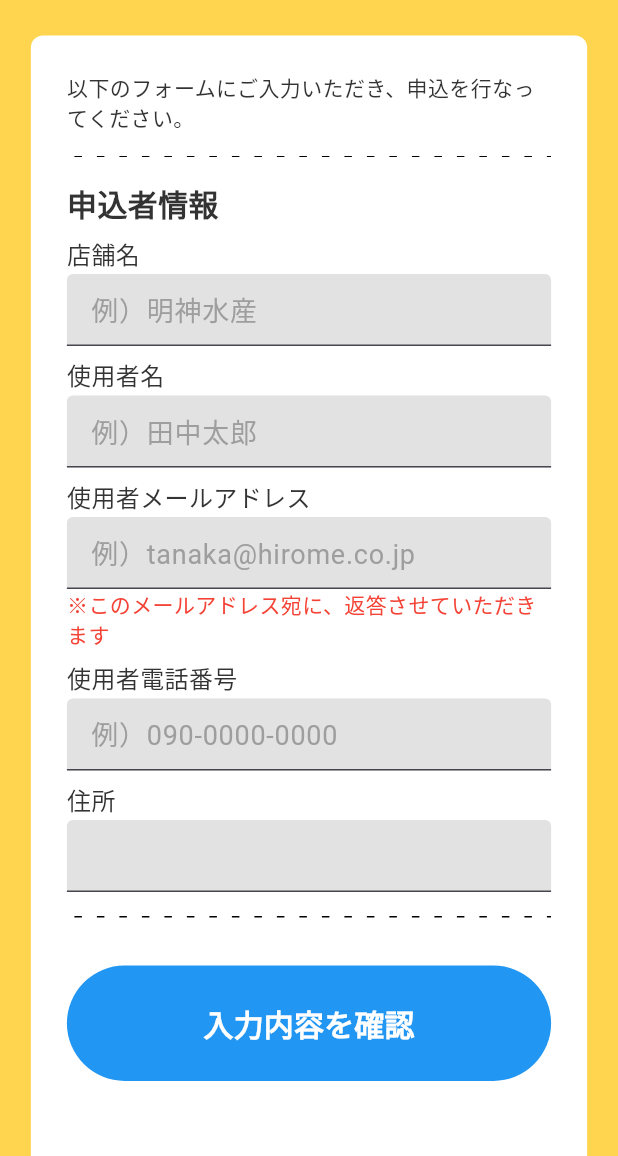
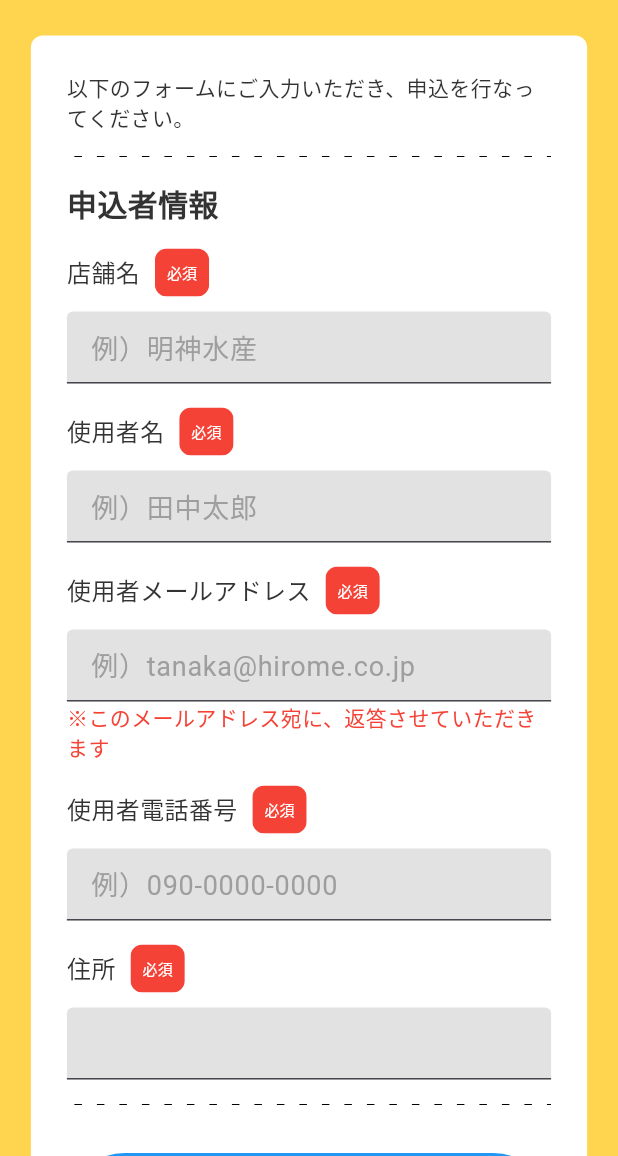
Before and after one commit to agora-creation/miel_work_request_cycle_web, a Flutter app: the screen it shows after launch, on a phone screen of 412 x 824 dp, the part 80-1236 px from its top. Run offline on Flutter 3.47's test engine with Material 3 defaults, Android fonts, the phone set to English and light mode, and no system bars; our stand-ins replace calendar_date_picker2, cloud_firestore, firebase_auth, firebase_core, firebase_messaging, flutter_local_notifications and 4 more; missing offline and left inert: alert_banner, common_utils; accounts and stored records are empty; Roboto replaces fonts that are missing (SourceHanSansJP-Bold, SourceHanSansJP-Regular).

Commit message:
20241015 commit

```diff
--- a/lib/providers/request_cycle.dart
+++ b/lib/providers/request_cycle.dart
@@ -1,5 +1,6 @@
 import 'package:firebase_auth/firebase_auth.dart';
 import 'package:flutter/material.dart';
+import 'package:miel_work_request_cycle_web/models/user.dart';
 import 'package:miel_work_request_cycle_web/services/fm.dart';
 import 'package:miel_work_request_cycle_web/services/request_cycle.dart';
 import 'package:miel_work_request_cycle_web/services/user.dart';
@@ -8,6 +9,22 @@
   final RequestCycleService _cycleService = RequestCycleService();
   final UserService _userService = UserService();
   final FmService _fmService = FmService();
+
+  Future<String?> check({
+    required String companyName,
+    required String companyUserName,
+    required String companyUserEmail,
+    required String companyUserTel,
+    required String companyAddress,
+  }) async {
+    String? error;
+    if (companyName == '') return '店舗名は必須入力です';
+    if (companyUserName == '') return '使用者名は必須入力です';
+    if (companyUserEmail == '') return '使用者メールアドレスは必須入力です';
+    if (companyUserTel == '') return '使用者電話番号は必須入力です';
+    if (companyAddress == '') return '住所は必須入力です';
+    return error;
+  }
 
   Future<String?> create({
     required String companyName,
@@ -21,6 +38,7 @@
     if (companyUserName == '') return '使用者名は必須入力です';
     if (companyUserEmail == '') return '使用者メールアドレスは必須入力です';
     if (companyUserTel == '') return '使用者電話番号は必須入力です';
+    if (companyAddress == '') return '住所は必須入力です';
     try {
       await FirebaseAuth.instance.signInAnonymously().then((value) {
         String id = _cycleService.id();
@@ -37,17 +55,17 @@
         });
       });
       //通知
-      // List<UserModel> sendUsers = [];
-      // sendUsers = await _userService.selectList();
-      // if (sendUsers.isNotEmpty) {
-      //   for (UserModel user in sendUsers) {
-      //     _fmService.send(
-      //       token: user.token,
-      //       title: '社外申請',
-      //       body: '自転車置き場使用の申込がありました',
-      //     );
-      //   }
-      // }
+      List<UserModel> sendUsers = [];
+      sendUsers = await _userService.selectList();
+      if (sendUsers.isNotEmpty) {
+        for (UserModel user in sendUsers) {
+          _fmService.send(
+            token: user.token,
+            title: '社外申請',
+            body: '自転車置き場使用の申込がありました',
+          );
+        }
+      }
     } catch (e) {
       error = '申込に失敗しました';
     }
--- a/lib/screens/step1.dart
+++ b/lib/screens/step1.dart
@@ -1,5 +1,7 @@
 import 'package:flutter/material.dart';
+import 'package:miel_work_request_cycle_web/common/functions.dart';
 import 'package:miel_work_request_cycle_web/common/style.dart';
+import 'package:miel_work_request_cycle_web/providers/request_cycle.dart';
 import 'package:miel_work_request_cycle_web/screens/step2.dart';
 import 'package:miel_work_request_cycle_web/widgets/custom_button.dart';
 import 'package:miel_work_request_cycle_web/widgets/custom_text_field.dart';
@@ -7,6 +9,7 @@
 import 'package:miel_work_request_cycle_web/widgets/form_label.dart';
 import 'package:miel_work_request_cycle_web/widgets/responsive_box.dart';
 import 'package:page_transition/page_transition.dart';
+import 'package:provider/provider.dart';
 
 class Step1Screen extends StatefulWidget {
   const Step1Screen({super.key});
@@ -24,6 +27,7 @@
 
   @override
   Widget build(BuildContext context) {
+    final cycleProvider = Provider.of<RequestCycleProvider>(context);
     return Scaffold(
       body: SingleChildScrollView(
         child: Center(
@@ -56,6 +60,7 @@
                   const SizedBox(height: 8),
                   FormLabel(
                     '店舗名',
+                    required: true,
                     child: CustomTextField(
                       controller: companyName,
                       textInputType: TextInputType.text,
@@ -66,6 +71,7 @@
                   const SizedBox(height: 8),
                   FormLabel(
                     '使用者名',
+                    required: true,
                     child: CustomTextField(
                       controller: companyUserName,
                       textInputType: TextInputType.text,
@@ -76,6 +82,7 @@
                   const SizedBox(height: 8),
                   FormLabel(
                     '使用者メールアドレス',
+                    required: true,
                     child: CustomTextField(
                       controller: companyUserEmail,
                       textInputType: TextInputType.text,
@@ -93,6 +100,7 @@
                   const SizedBox(height: 8),
                   FormLabel(
                     '使用者電話番号',
+                    required: true,
                     child: CustomTextField(
                       controller: companyUserTel,
                       textInputType: TextInputType.text,
@@ -103,6 +111,7 @@
                   const SizedBox(height: 8),
                   FormLabel(
                     '住所',
+                    required: true,
                     child: CustomTextField(
                       controller: companyAddress,
                       textInputType: TextInputType.text,
@@ -118,6 +127,19 @@
                     labelColor: kWhiteColor,
                     backgroundColor: kBlueColor,
                     onPressed: () async {
+                      String? error = await cycleProvider.check(
+                        companyName: companyName.text,
+                        companyUserName: companyUserName.text,
+                        companyUserEmail: companyUserEmail.text,
+                        companyUserTel: companyUserTel.text,
+                        companyAddress: companyAddress.text,
+                      );
+                      if (error != null) {
+                        if (!mounted) return;
+                        showMessage(context, error, false);
+                        return;
+                      }
+                      if (!mounted) return;
                       Navigator.push(
                         context,
                         PageTransition(
--- a/lib/widgets/form_label.dart
+++ b/lib/widgets/form_label.dart
@@ -4,10 +4,12 @@
 class FormLabel extends StatelessWidget {
   final String label;
   final Widget child;
+  final bool required;
 
   const FormLabel(
     this.label, {
     required this.child,
+    this.required = false,
     super.key,
   });
 
@@ -16,6 +18,8 @@
     return Column(
       crossAxisAlignment: CrossAxisAlignment.start,
       children: [
+        Row(
+          children: [
             Text(
               label,
               style: const TextStyle(
@@ -23,6 +27,21 @@
                 fontSize: 16,
               ),
             ),
+            const SizedBox(width: 4),
+            required
+                ? const Chip(
+                    label: Text(
+                      '必須',
+                      style: TextStyle(color: kWhiteColor, fontSize: 10),
+                    ),
+                    padding: EdgeInsets.symmetric(horizontal: 8),
+                    labelPadding: EdgeInsets.zero,
+                    backgroundColor: kRedColor,
+                    side: BorderSide.none,
+                  )
+                : Container(),
+          ],
+        ),
         const SizedBox(height: 2),
         child,
       ],
```
Also changed, not shown: 1 other file. Lines whose indentation alone changed are shown as unchanged.
